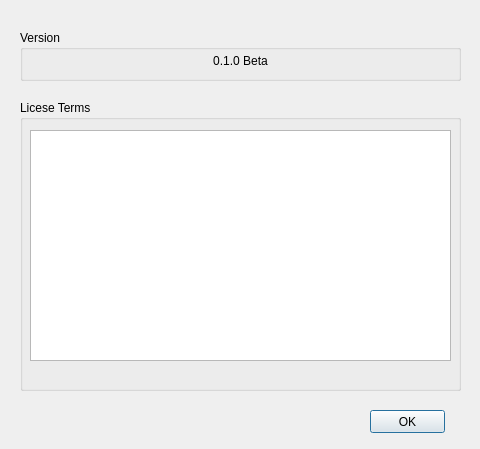
Before: the Qt Designer form source/ui/aboutSSVG.ui in whiskie14142/SolarSystemVoyager, drawn with Qt 5.
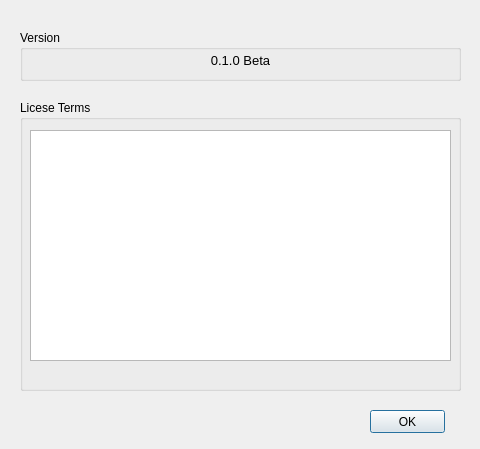
After: the same form once the commit is applied.

Diff of the .ui file:
```diff
--- a/source/ui/aboutSSVG.ui
+++ b/source/ui/aboutSSVG.ui
@@ -64,6 +64,12 @@
      <height>51</height>
     </rect>
    </property>
+   <property name="font">
+    <font>
+     <family>Yu Gothic UI</family>
+     <pointsize>9</pointsize>
+    </font>
+   </property>
    <property name="title">
     <string>Version</string>
    </property>
@@ -76,6 +82,12 @@
       <height>21</height>
      </rect>
     </property>
+    <property name="font">
+     <font>
+      <family>Yu Gothic UI</family>
+      <pointsize>10</pointsize>
+     </font>
+    </property>
     <property name="text">
      <string>0.1.0 Beta</string>
     </property>
```
Left out of the diff: 13 changed lines with no effect on the pictures.
